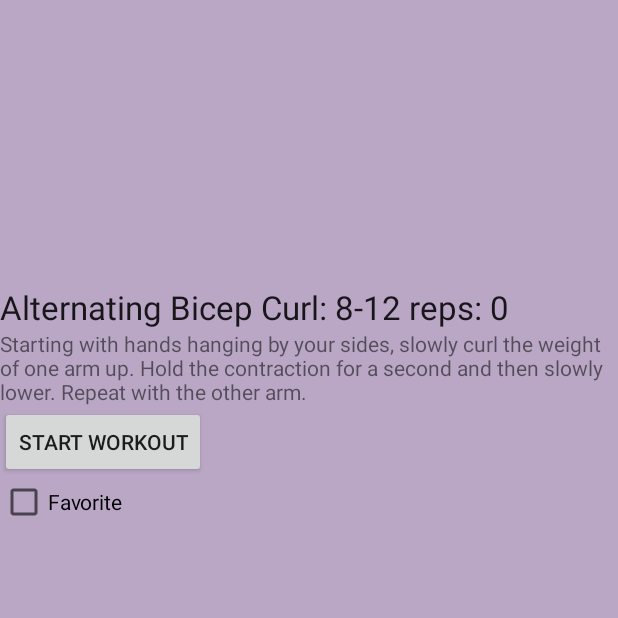
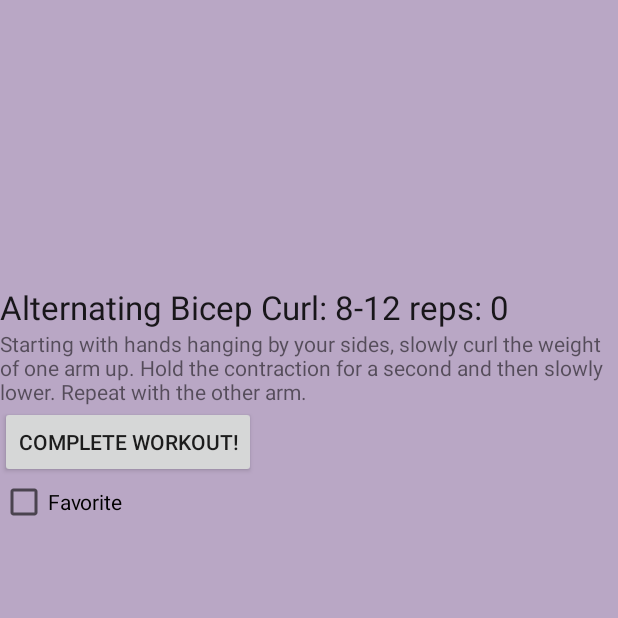
Before and after one commit to genhernandez/FreeingOurselves, an Android app: the screen it shows after launch (WorkoutActivity), after a tap on "Alternating Bicep Curl: 8-12 reps", on a phone screen of 412 x 824 dp, the top half of it. Run offline under Robolectric (Android 15) with nearby library versions, the phone set to English and light mode, and no system bars; 2 other taps on this screen came first.

Commit message:
Add workout count button

```diff
--- a/app/src/main/res/layout/fragment_workout_activity.xml
+++ b/app/src/main/res/layout/activity_workout.xml
@@ -28,8 +28,9 @@
         android:layout_width="wrap_content"
         android:layout_height="wrap_content"
         android:layout_gravity="bottom"
-        android:text="@string/start_workout_button"
-        android:id="@+id/startWorkoutButton"/>
+        android:text="@string/workout_count_button"
+        android:id="@+id/workoutCountButton"
+        android:onClick="onWorkoutCountClick"/>
 
     <CheckBox android:id="@+id/favorite"
         android:layout_width="wrap_content"
--- a/app/src/main/res/values/strings.xml
+++ b/app/src/main/res/values/strings.xml
@@ -26,7 +26,7 @@
 
     <!-- Workout -->
     <string name="workout_complete">Workout Completed</string>
-    <string name="start_workout_button">Start Workout</string>
+    <string name="workout_count_button">Complete Workout!</string>
     <string name="workout_intro">If your goal is to lose weight and get fit, you must establish a
         weight training and cardio routine. By adding muscle with weight training, you increase your
         metabolism and your ability to burn fat throughout the day. The following three routines were
```
Also changed, not shown: app/src/main/java/com/hfad/freeingourselves/FreeingOurselvesDatabaseUtilities.java (+52 -4 lines), app/src/main/java/com/hfad/freeingourselves/WorkoutActivity.java (+19 -5 lines).
